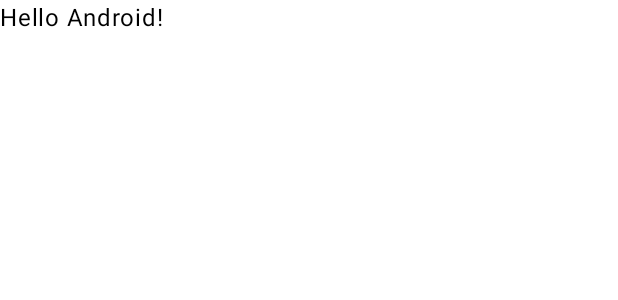
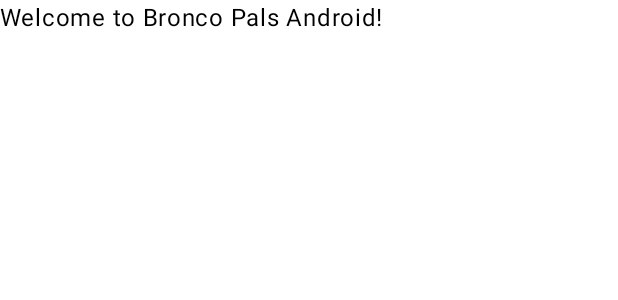
Before and after one commit to ant-shen/Social-Meeting-App-Cpp, an Android app built with Jetpack Compose: the @Preview function GreetingPreview, on a phone screen of 412 x 824 dp. Shown: the top 300 px of the screen. Run offline under Robolectric (Android 15) with nearby library versions, the phone set to English and light mode, and no system bars.

```diff
--- a/app/src/main/java/com/bignerdranch/android/broncopals/MainActivity.kt
+++ b/app/src/main/java/com/bignerdranch/android/broncopals/MainActivity.kt
@@ -32,7 +32,7 @@ class MainActivity : ComponentActivity() {
 @Composable
 fun Greeting(name: String, modifier: Modifier = Modifier) {
     Text(
-        text = "Hello $name!",
+        text = "Welcome to Bronco Pals $name!",
         modifier = modifier
     )
 }
```
